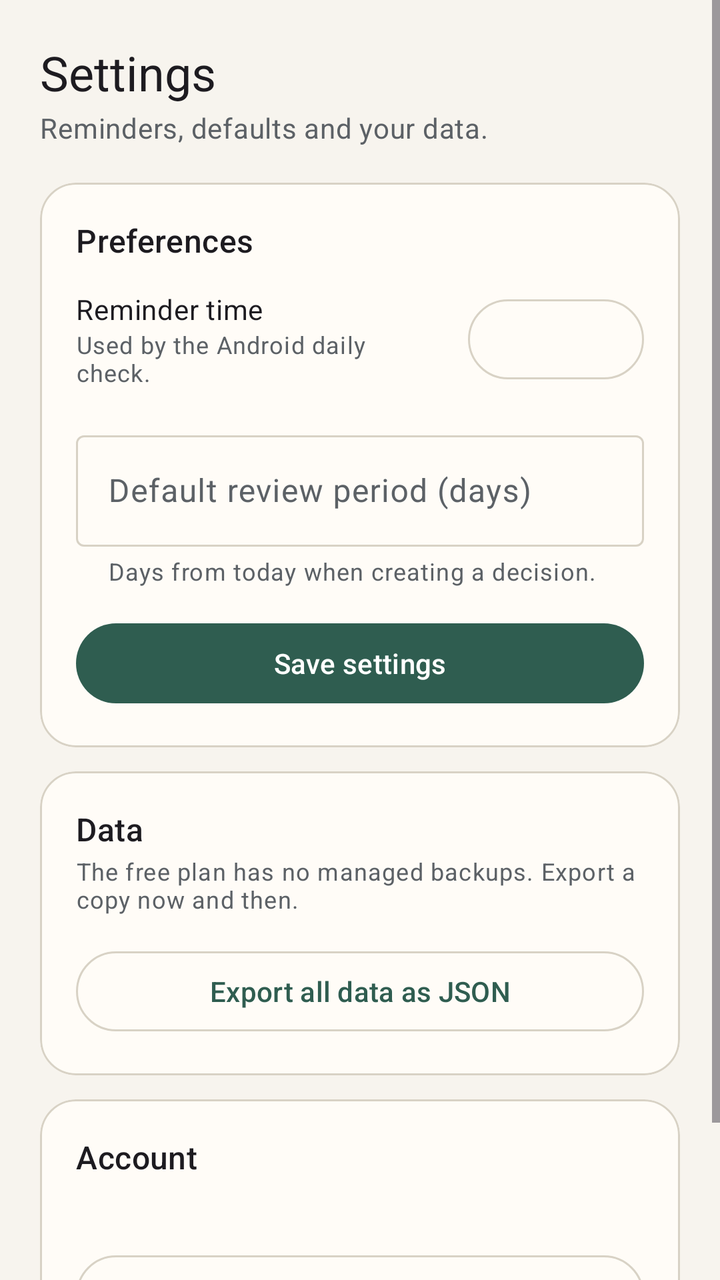
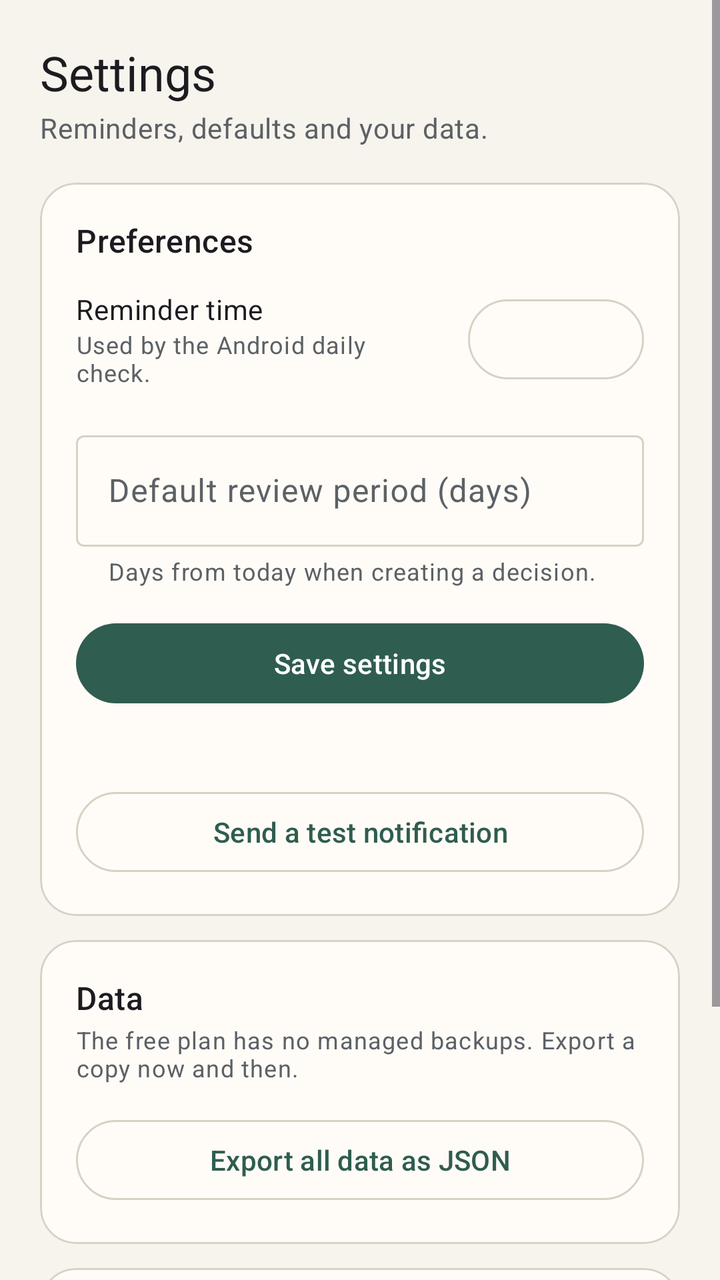

Two renders of the same Android screen: before a commit and after it. Below are the layout's source before the change and the commit's diff.
<!-- AndroidManifest.xml: application theme Theme.DecisionJournal -->
<!-- res/layout/fragment_settings.xml -->
<?xml version="1.0" encoding="utf-8"?>
<ScrollView xmlns:android="http://schemas.android.com/apk/res/android"
    xmlns:app="http://schemas.android.com/apk/res-auto"
    android:layout_width="match_parent"
    android:layout_height="match_parent"
    android:fillViewport="true">

    <LinearLayout
        android:layout_width="match_parent"
        android:layout_height="wrap_content"
        android:orientation="vertical"
        android:paddingHorizontal="20dp"
        android:paddingTop="20dp"
        android:paddingBottom="40dp">

        <TextView
            android:layout_width="match_parent"
            android:layout_height="wrap_content"
            android:text="@string/settings"
            android:textAppearance="?attr/textAppearanceHeadlineSmall" />

        <TextView
            android:layout_width="match_parent"
            android:layout_height="wrap_content"
            android:layout_marginTop="2dp"
            android:text="@string/settings_subtitle"
            android:textAppearance="?attr/textAppearanceBodyMedium"
            android:textColor="?attr/colorOnSurfaceVariant" />

        <com.google.android.material.card.MaterialCardView
            android:layout_width="match_parent"
            android:layout_height="wrap_content"
            android:layout_marginTop="18dp"
            app:cardBackgroundColor="?attr/colorSurface"
            app:cardCornerRadius="18dp"
            app:cardElevation="0dp"
            app:strokeColor="?attr/colorOutline"
            app:strokeWidth="1dp">

            <LinearLayout
                android:layout_width="match_parent"
                android:layout_height="wrap_content"
                android:orientation="vertical"
                android:padding="18dp">

                <TextView
                    android:layout_width="match_parent"
                    android:layout_height="wrap_content"
                    android:text="@string/preferences"
                    android:textAppearance="?attr/textAppearanceTitleMedium" />

                <LinearLayout
                    android:layout_width="match_parent"
                    android:layout_height="wrap_content"
                    android:layout_marginTop="14dp"
                    android:gravity="center_vertical"
                    android:orientation="horizontal">

                    <LinearLayout
                        android:layout_width="0dp"
                        android:layout_height="wrap_content"
                        android:layout_weight="1"
                        android:orientation="vertical">

                        <TextView
                            android:layout_width="match_parent"
                            android:layout_height="wrap_content"
                            android:text="@string/reminder_time"
                            android:textAppearance="?attr/textAppearanceBodyMedium" />

                        <TextView
                            android:layout_width="match_parent"
                            android:layout_height="wrap_content"
                            android:text="@string/reminder_hint"
                            android:textAppearance="?attr/textAppearanceBodySmall"
                            android:textColor="?attr/colorOnSurfaceVariant" />
                    </LinearLayout>

                    <com.google.android.material.button.MaterialButton
                        android:id="@+id/reminderTimeButton"
                        style="@style/Widget.Material3.Button.OutlinedButton"
                        android:layout_width="wrap_content"
                        android:layout_height="wrap_content"
                        android:layout_marginStart="12dp" />
                </LinearLayout>

                <com.google.android.material.textfield.TextInputLayout
                    android:layout_width="match_parent"
                    android:layout_height="wrap_content"
                    android:layout_marginTop="18dp"
                    android:hint="@string/default_review_days"
                    app:helperText="@string/default_review_hint">

                    <com.google.android.material.textfield.TextInputEditText
                        android:id="@+id/defaultDaysInput"
                        android:layout_width="match_parent"
                        android:layout_height="wrap_content"
                        android:inputType="number" />
                </com.google.android.material.textfield.TextInputLayout>

                <TextView
                    android:id="@+id/messageText"
                    android:layout_width="match_parent"
                    android:layout_height="wrap_content"
                    android:layout_marginTop="10dp"
                    android:textAppearance="?attr/textAppearanceBodySmall"
                    android:textColor="?attr/colorOnSurfaceVariant"
                    android:visibility="gone" />

                <com.google.android.material.button.MaterialButton
                    android:id="@+id/saveButton"
                    android:layout_width="match_parent"
                    android:layout_height="wrap_content"
                    android:layout_marginTop="14dp"
                    android:text="@string/save_settings" />
            </LinearLayout>
        </com.google.android.material.card.MaterialCardView>

        <com.google.android.material.card.MaterialCardView
            android:layout_width="match_parent"
            android:layout_height="wrap_content"
            android:layout_marginTop="12dp"
            app:cardBackgroundColor="?attr/colorSurface"
            app:cardCornerRadius="18dp"
            app:cardElevation="0dp"
            app:strokeColor="?attr/colorOutline"
            app:strokeWidth="1dp">

            <LinearLayout
                android:layout_width="match_parent"
                android:layout_height="wrap_content"
                android:orientation="vertical"
                android:padding="18dp">

                <TextView
                    android:layout_width="match_parent"
                    android:layout_height="wrap_content"
                    android:text="@string/data"
                    android:textAppearance="?attr/textAppearanceTitleMedium" />

                <TextView
                    android:layout_width="match_parent"
                    android:layout_height="wrap_content"
                    android:layout_marginTop="2dp"
                    android:text="@string/data_hint"
                    android:textAppearance="?attr/textAppearanceBodySmall"
                    android:textColor="?attr/colorOnSurfaceVariant" />

                <com.google.android.material.button.MaterialButton
                    android:id="@+id/exportButton"
                    style="@style/Widget.Material3.Button.OutlinedButton"
                    android:layout_width="match_parent"
                    android:layout_height="wrap_content"
                    android:layout_marginTop="14dp"
                    android:text="@string/export_json" />
            </LinearLayout>
        </com.google.android.material.card.MaterialCardView>

        <com.google.android.material.card.MaterialCardView
            android:layout_width="match_parent"
            android:layout_height="wrap_content"
            android:layout_marginTop="12dp"
            app:cardBackgroundColor="?attr/colorSurface"
            app:cardCornerRadius="18dp"
            app:cardElevation="0dp"
            app:strokeColor="?attr/colorOutline"
            app:strokeWidth="1dp">

            <LinearLayout
                android:layout_width="match_parent"
                android:layout_height="wrap_content"
                android:orientation="vertical"
                android:padding="18dp">

                <TextView
                    android:layout_width="match_parent"
                    android:layout_height="wrap_content"
                    android:text="@string/account"
                    android:textAppearance="?attr/textAppearanceTitleMedium" />

                <TextView
                    android:id="@+id/emailText"
                    android:layout_width="match_parent"
                    android:layout_height="wrap_content"
                    android:layout_marginTop="4dp"
                    android:textAppearance="?attr/textAppearanceBodySmall"
                    android:textColor="?attr/colorOnSurfaceVariant" />

                <com.google.android.material.button.MaterialButton
                    android:id="@+id/signOutButton"
                    style="@style/Widget.Material3.Button.OutlinedButton"
                    android:layout_width="match_parent"
                    android:layout_height="wrap_content"
                    android:layout_marginTop="14dp"
                    android:text="@string/sign_out" />
            </LinearLayout>
        </com.google.android.material.card.MaterialCardView>

    </LinearLayout>
</ScrollView>
<!-- resources referenced by this layout -->
<resources>
  <string name="account">Account</string>
  <string name="data">Data</string>
  <string name="data_hint">The free plan has no managed backups. Export a copy now and then.</string>
  <string name="default_review_days">Default review period (days)</string>
  <string name="default_review_hint">Days from today when creating a decision.</string>
  <string name="export_json">Export all data as JSON</string>
  <string name="preferences">Preferences</string>
  <string name="reminder_hint">Used by the Android daily check.</string>
  <string name="reminder_time">Reminder time</string>
  <string name="save_settings">Save settings</string>
  <string name="settings">Settings</string>
  <string name="settings_subtitle">Reminders, defaults and your data.</string>
  <string name="sign_out">Sign out</string>
  <style name="Theme.DecisionJournal" parent="Theme.Material3.DayNight.NoActionBar">
          <item name="colorPrimary">@color/primary</item>
          <item name="colorOnPrimary">@color/on_primary</item>
          <item name="colorPrimaryContainer">@color/primary_container</item>
          <item name="colorOnPrimaryContainer">@color/on_primary_container</item>
          <item name="colorSecondary">@color/secondary</item>
          <item name="colorOnSecondary">@color/on_secondary</item>
          <item name="colorSecondaryContainer">@color/secondary_container</item>
          <item name="colorOnSecondaryContainer">@color/on_secondary_container</item>
          <item name="android:colorBackground">@color/background</item>
          <item name="colorSurface">@color/surface</item>
          <item name="colorOnSurface">@color/on_surface</item>
          <item name="colorSurfaceVariant">@color/surface_variant</item>
          <item name="colorOnSurfaceVariant">@color/on_surface_variant</item>
          <item name="colorOutline">@color/outline</item>
          <item name="shapeAppearanceSmallComponent">@style/ShapeAppearance.DecisionJournal.Small</item>
          <item name="shapeAppearanceMediumComponent">@style/ShapeAppearance.DecisionJournal.Medium</item>
          <item name="shapeAppearanceLargeComponent">@style/ShapeAppearance.DecisionJournal.Large</item>
      </style>
  <color name="primary">#2F5D50</color>
  <color name="on_primary">#FFFFFF</color>
  <color name="primary_container">#D5E8E1</color>
  <color name="on_primary_container">#0C211A</color>
  <color name="secondary">#8A6A45</color>
  <color name="on_secondary">#FFFFFF</color>
  <color name="secondary_container">#F3E4CE</color>
  <color name="on_secondary_container">#2B1F0F</color>
  <color name="background">#F7F4EE</color>
  <color name="surface">#FFFCF7</color>
  <color name="on_surface">#1B1D20</color>
  <color name="surface_variant">#EDE8DE</color>
  <color name="on_surface_variant">#5C6166</color>
  <color name="outline">#D8D2C5</color>
  <style name="ShapeAppearance.DecisionJournal.Small" parent="ShapeAppearance.Material3.SmallComponent">
          <item name="cornerFamily">rounded</item>
          <item name="cornerSize">8dp</item>
      </style>
  <style name="ShapeAppearance.DecisionJournal.Medium" parent="ShapeAppearance.Material3.MediumComponent">
          <item name="cornerFamily">rounded</item>
          <item name="cornerSize">14dp</item>
      </style>
  <style name="ShapeAppearance.DecisionJournal.Large" parent="ShapeAppearance.Material3.LargeComponent">
          <item name="cornerFamily">rounded</item>
          <item name="cornerSize">20dp</item>
      </style>
</resources>

<!-- the commit's change to res/layout/fragment_settings.xml (unified diff, before → after) -->
@@ -113,6 +113,22 @@
                     android:layout_height="wrap_content"
                     android:layout_marginTop="14dp"
                     android:text="@string/save_settings" />
+
+                <TextView
+                    android:id="@+id/notificationStatus"
+                    android:layout_width="match_parent"
+                    android:layout_height="wrap_content"
+                    android:layout_marginTop="14dp"
+                    android:textAppearance="?attr/textAppearanceBodySmall"
+                    android:textColor="?attr/colorOnSurfaceVariant" />
+
+                <com.google.android.material.button.MaterialButton
+                    android:id="@+id/testNotificationButton"
+                    style="@style/Widget.Material3.Button.OutlinedButton"
+                    android:layout_width="match_parent"
+                    android:layout_height="wrap_content"
+                    android:layout_marginTop="6dp"
+                    android:text="@string/test_notification" />
             </LinearLayout>
         </com.google.android.material.card.MaterialCardView>
 
<!-- resource entries referenced after the edit -->
@@ -13,6 +13,7 @@
   <string name="settings">Settings</string>
   <string name="settings_subtitle">Reminders, defaults and your data.</string>
   <string name="sign_out">Sign out</string>
+  <string name="test_notification">Send a test notification</string>
   <style name="Theme.DecisionJournal" parent="Theme.Material3.DayNight.NoActionBar">
           <item name="colorPrimary">@color/primary</item>
           <item name="colorOnPrimary">@color/on_primary</item>
